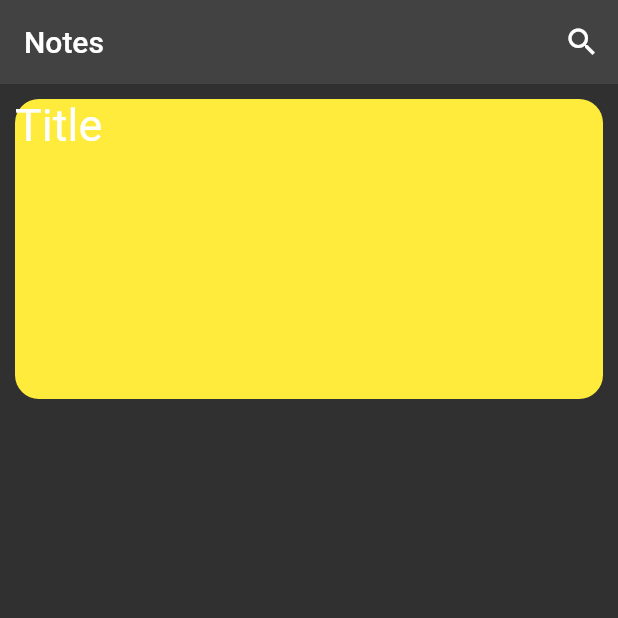
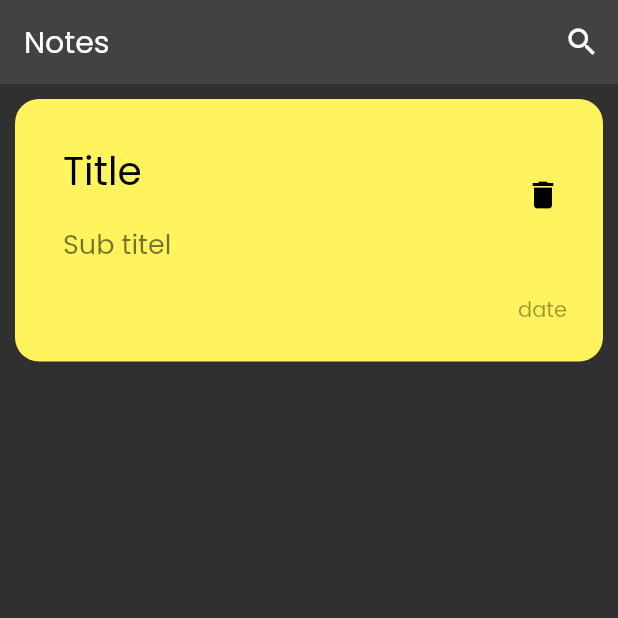
Before and after one commit to shark0a/Note_App, a Flutter app: the screen it shows after launch, on a phone screen of 412 x 824 dp, the top half of it. Run offline on Flutter 3.47's test engine with Material 2 defaults, Android fonts, the phone set to English and light mode, and no system bars.

Commit message:
Note_Item_Create

```diff
--- a/lib/main.dart
+++ b/lib/main.dart
@@ -12,8 +12,8 @@ class NoteApp extends StatelessWidget {
   Widget build(BuildContext context) {
     return MaterialApp(
       debugShowCheckedModeBanner: false,
-      theme: ThemeData.dark(),
-      home: NoteView(),
+      theme: ThemeData(brightness: Brightness.dark, fontFamily: 'Poppins'),
+      home: const NoteView(),
     );
   }
 }
--- a/lib/views/notes_view.dart
+++ b/lib/views/notes_view.dart
@@ -1,4 +1,5 @@
 import 'package:flutter/material.dart';
+import 'package:note_app/widgets/custom_note.dart';
 
 class NoteView extends StatelessWidget {
   const NoteView({super.key});
@@ -8,24 +9,14 @@ class NoteView extends StatelessWidget {
     return Scaffold(
       appBar: AppBar(
         elevation: 0,
-        actions: [IconButton(onPressed: () {}, icon: Icon(Icons.search))],
-        title: Text("Notes"),
+        actions: [IconButton(onPressed: () {}, icon: const Icon(Icons.search))],
+        title: const Text("Notes"),
       ),
       body: ListView(
         children: [
           Padding(
             padding: const EdgeInsets.all(10),
-            child: Container(
-              height: 200,
-              width: 300,
-              decoration: BoxDecoration(
-                  color: Colors.yellow,
-                  borderRadius: BorderRadius.circular(16)),
-              child: Text(
-                'Title',
-                style: TextStyle(fontSize: 30),
-              ),
-            ),
+            child: Note_Item(),
           )
         ],
       ),
--- /dev/null
+++ b/lib/widgets/custom_note.dart
@@ -0,0 +1,45 @@
+import 'package:flutter/material.dart';
+
+class Note_Item extends StatelessWidget {
+  const Note_Item({
+    super.key,
+  });
+
+  @override
+  Widget build(BuildContext context) {
+    return Container(
+      padding: const EdgeInsets.only(top: 24, bottom: 24, left: 16),
+      decoration: BoxDecoration(
+          color: Color.fromARGB(255, 255, 244, 94),
+          borderRadius: BorderRadius.circular(16)),
+      child: Column(
+        crossAxisAlignment: CrossAxisAlignment.end,
+        children: [
+          ListTile(
+            title: const Text(
+              'Title',
+              style: TextStyle(color: Colors.black, fontSize: 26),
+            ),
+            subtitle: const Padding(
+              padding: EdgeInsets.only(top: 16, bottom: 16),
+              child: Text(
+                'Sub titel ',
+                style: TextStyle(color: Colors.black54, fontSize: 18),
+              ),
+            ),
+            trailing: IconButton(
+              onPressed: () {},
+              icon: const Icon(Icons.delete),
+              color: Colors.black,
+            ),
+          ),
+          Padding(
+            padding: const EdgeInsets.only(right: 24),
+            child: Text("date",
+                style: TextStyle(color: Colors.black.withOpacity(.4))),
+          ),
+        ],
+      ),
+    );
+  }
+}
```
Also changed, not shown: pubspec.yaml (+4 -6 lines), assets/fonts/Poppins-Regular.ttf (added).
